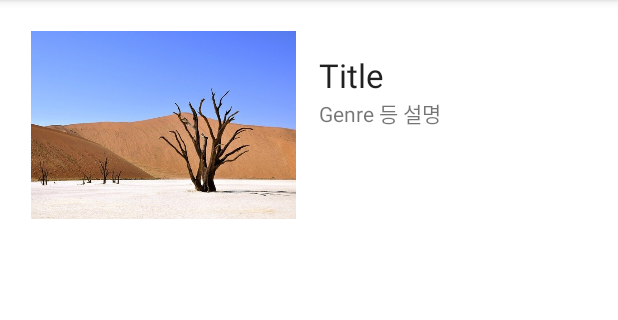
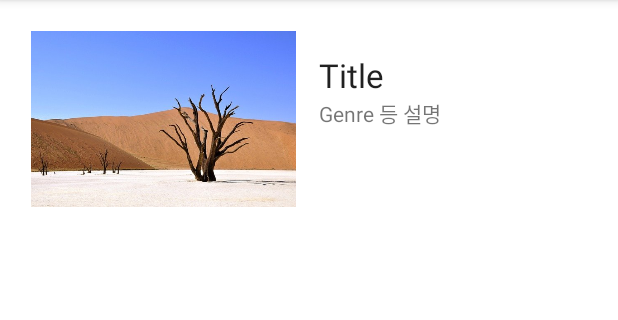
Before and after one commit to stgbs/BottomMenu, an Android app: the ForumActivity screen opened directly, with no data from a screen before it, on a phone screen of 412 x 824 dp, the part 84-404 px from its top. Run offline under Robolectric (Android 15) with nearby library versions, the phone set to English and light mode, and no system bars; 7 statements that could not run were skipped.

Commit message:
Forum DB 연동

```diff
--- a/app/src/main/java/com/anroid/bottommenu/ContentAdapter.kt
+++ b/app/src/main/java/com/anroid/bottommenu/ContentAdapter.kt
@@ -10,6 +10,7 @@ import android.view.ViewGroup
 import android.widget.ImageView
 import android.widget.TextView
 import androidx.core.content.ContextCompat
+import androidx.core.content.ContextCompat.startActivity
 import androidx.recyclerview.widget.RecyclerView
 import java.io.ByteArrayInputStream
 import java.util.*
@@ -33,7 +34,7 @@ class ContentAdapter(val contentList: ArrayList<Content>): RecyclerView.Adapter<
         holder.itemView.setOnClickListener{
             val intent = Intent(holder.itemView?.context, ForumActivity::class.java)
             intent.putExtra("title", holder.title.text)
-            ContextCompat.startActivity(holder.itemView.context, intent, null)
+            startActivity(holder.itemView.context, intent, null)
         }
     }
     class ViewHolder(itemView: View) : RecyclerView.ViewHolder(itemView) {
--- a/app/src/main/java/com/anroid/bottommenu/ForumActivity.kt
+++ b/app/src/main/java/com/anroid/bottommenu/ForumActivity.kt
@@ -1,30 +1,60 @@
 package com.anroid.bottommenu
 
+import android.database.Cursor
+import android.database.sqlite.SQLiteDatabase
+import android.database.sqlite.SQLiteOpenHelper
+import android.graphics.Bitmap
+import android.graphics.BitmapFactory
+import android.os.Bundle
+import android.os.Parcelable
+import android.widget.ImageView
+import android.widget.TextView
 import androidx.appcompat.app.AppCompatActivity
-import android.os.Bundle
-import android.widget.TextView
 import androidx.recyclerview.widget.LinearLayoutManager
 import androidx.recyclerview.widget.RecyclerView
 
+
 class ForumActivity : AppCompatActivity() {
+    private var width: Int = 0
+    private var height: Int = 0
+
     private lateinit var title: String
+
     lateinit var Title_TextView: TextView
+    lateinit var imageView: ImageView
     lateinit var forumList: List<Forum>
     lateinit var adapter: ForumExpandableAdapter
+
     lateinit var myHelper: DBHelper
+    lateinit var sqlDB: SQLiteDatabase
 
     override fun onCreate(savedInstanceState: Bundle?) {
         super.onCreate(savedInstanceState)
         setContentView(R.layout.activity_forum)
 
-        myHelper = DBHelper(this, "WIKI", null, 1)
+        Title_TextView = findViewById<TextView>(R.id.Title_TextView)
+        imageView = findViewById<ImageView>(R.id.image)
+
+        myHelper = DBHelper(this, "CONTENT", null, 1)
         if(intent.hasExtra("title")) {
             title = intent.getStringExtra("title").toString()
-            // title = intent.getStringExtra("title").toString() 장르 등 설명 부분
         }
 
-        Title_TextView = findViewById<TextView>(R.id.Title_TextView)
         Title_TextView.setText(title)
+
+        sqlDB = myHelper.readableDatabase
+        var cursor: Cursor = sqlDB.rawQuery("SELECT image, genre, description FROM CONTENT WHERE title = '$title';", null)
+
+        while (cursor.moveToNext()){
+            var image = cursor.getBlob(0) // image
+            var genre = cursor.getString(1) // genre
+            var description = cursor.getString(2) // description
+
+            imageView.setImageBitmap(BitmapFactory.decodeByteArray(image, 0, image.size))
+        }
+
+
+        myHelper = DBHelper(this, "WIKI", null, 1)
 
         val recyclerView = findViewById<RecyclerView>(R.id.forum_recyclerView)
         val contentArr = myHelper.wiki(title)
--- a/app/src/main/java/com/anroid/bottommenu/ForumExpandableAdapter.kt
+++ b/app/src/main/java/com/anroid/bottommenu/ForumExpandableAdapter.kt
@@ -1,6 +1,5 @@
 package com.anroid.bottommenu
 
-import android.content.Intent
 import android.view.LayoutInflater
 import android.view.View
 import android.view.ViewGroup
--- a/app/src/main/res/layout/activity_forum.xml
+++ b/app/src/main/res/layout/activity_forum.xml
@@ -17,10 +17,11 @@
         <ImageView
             android:id="@+id/image"
             android:layout_width="125dp"
-            android:layout_height="125dp"
+            android:layout_height="wrap_content"
             android:layout_margin="5dp"
+            android:layout_weight="1"
+            android:adjustViewBounds="true"
             android:scaleType="fitXY"
-            android:layout_weight="1"
             android:src="@drawable/image" />
 
         <LinearLayout
```
